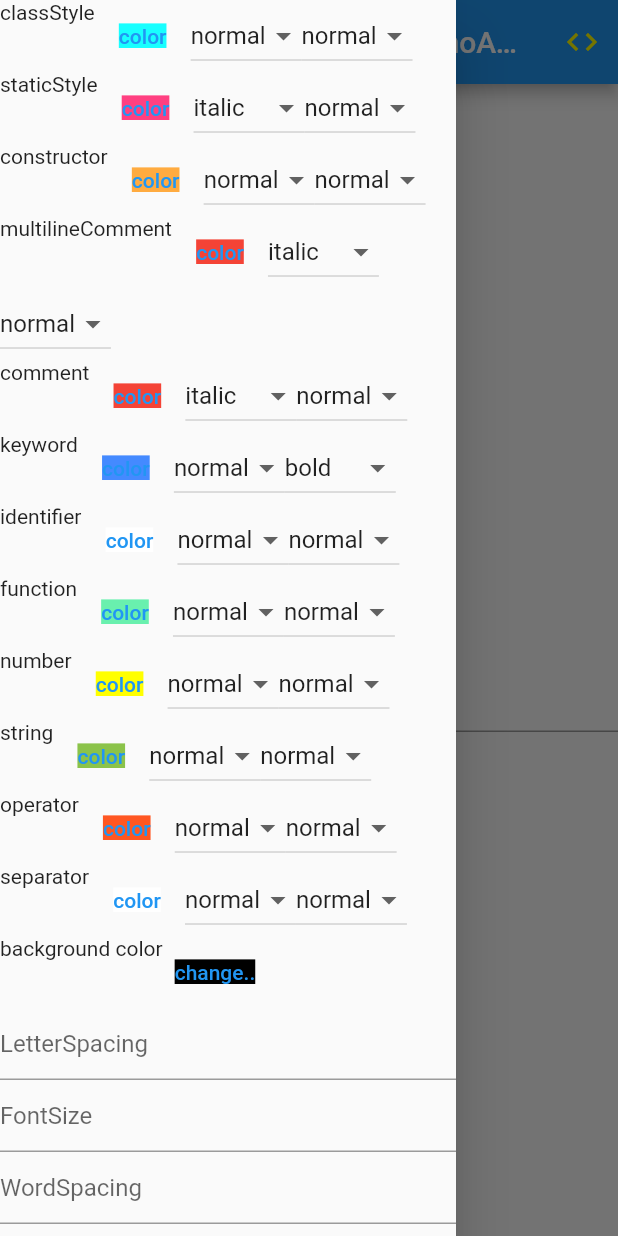
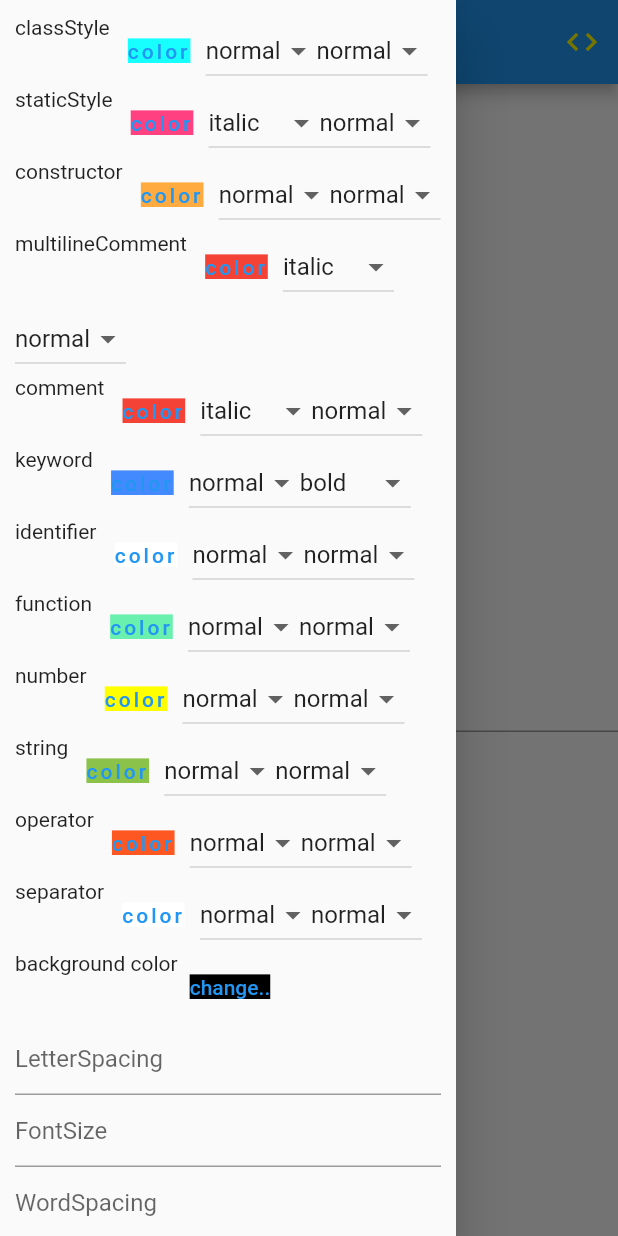
Before and after one commit to ssrajputtheboss/any_syntax_highlighter, a Flutter app: the screen it shows after launch, with the side drawer open, on a phone screen of 412 x 824 dp. Run offline on Flutter 3.47's test engine with Material 2 defaults, Android fonts, the phone set to English and light mode, and no system bars; our stand-ins replace flutter_colorpicker.

Commit message:
example app output code updated && added padding in drawer

```diff
--- a/example/lib/main.dart
+++ b/example/lib/main.dart
@@ -146,10 +146,10 @@ class _MainApp extends State<MainApp> {
         defaultTargetPlatform == TargetPlatform.iOS;
     return Scaffold(
       appBar: AppBar(
-        title: const Text('AnySyntaxHighlighterDemoApp'),
+        title: const Text('AnySyntaxHighlighterLab'),
         actions: [
           Tooltip(
-            message: 'Generate Theme Code',
+            message: 'Generate Code For This Theme',
             child: IconButton(
                 onPressed: () => showDialog(
                     context: context,
@@ -173,6 +173,8 @@ class _MainApp extends State<MainApp> {
           ? Column(children: mainWidgets())
           : Row(children: mainWidgets()),
       drawer: Drawer(
+          child: Container(
+            padding: const EdgeInsets.all(10),
             child: ListView(
         controller: ScrollController(),
         children: _theme.entries
@@ -181,7 +183,11 @@ class _MainApp extends State<MainApp> {
                       Text(e.key),
                       TextButton(
                         child: Text('color',
-                          style: TextStyle(backgroundColor: e.value.color)),
+                            style: TextStyle(
+                                backgroundColor: e.value.color,
+                                letterSpacing: 2
+                            )
+                        ),
                         onPressed: () => showDialog(
                             context: context,
                             builder: (ctx) {
@@ -323,6 +329,7 @@ class _MainApp extends State<MainApp> {
                 )
               ],
             )),
+      ),
           )),
     );
   }
@@ -355,17 +362,18 @@ class Props {
 }
 
 String generateThemeCode(Map<String, Props> theme, Color bgColor) {
-  StringBuffer s = StringBuffer('AnySyntaxHighlighterTheme(\n');
+  StringBuffer s = StringBuffer('AnySyntaxHighlighterTheme(\n    ');
   theme.forEach((key, value) {
-    s.write('''  $key : const TextStyle(
+    s.write('''$key : const TextStyle(
       color: const Color.fromRGBO(${value.color.red}, ${value.color.green}, ${value.color.blue}, ${value.color.opacity}),
-    fontWeight: Fontweight.${value.weight},
+      fontWeight: FontWeight.${value.weight},
       fontStyle: FontStyle.${value.style},
     ),
     ''');
   });
-  s.write(
-      'bgColor: const Color.fromRGBO(${bgColor.red}, ${bgColor.green}, ${bgColor.blue}, ${bgColor.opacity})');
-  s.writeln(')');
+  s.write('''boxDecoration: const BoxDecoration(
+      color: const Color.fromRGBO(${bgColor.red}, ${bgColor.green}, ${bgColor.blue}, ${bgColor.opacity})
+    )
+)''');
   return s.toString();
 }
```
Lines whose indentation alone changed are shown as unchanged.
